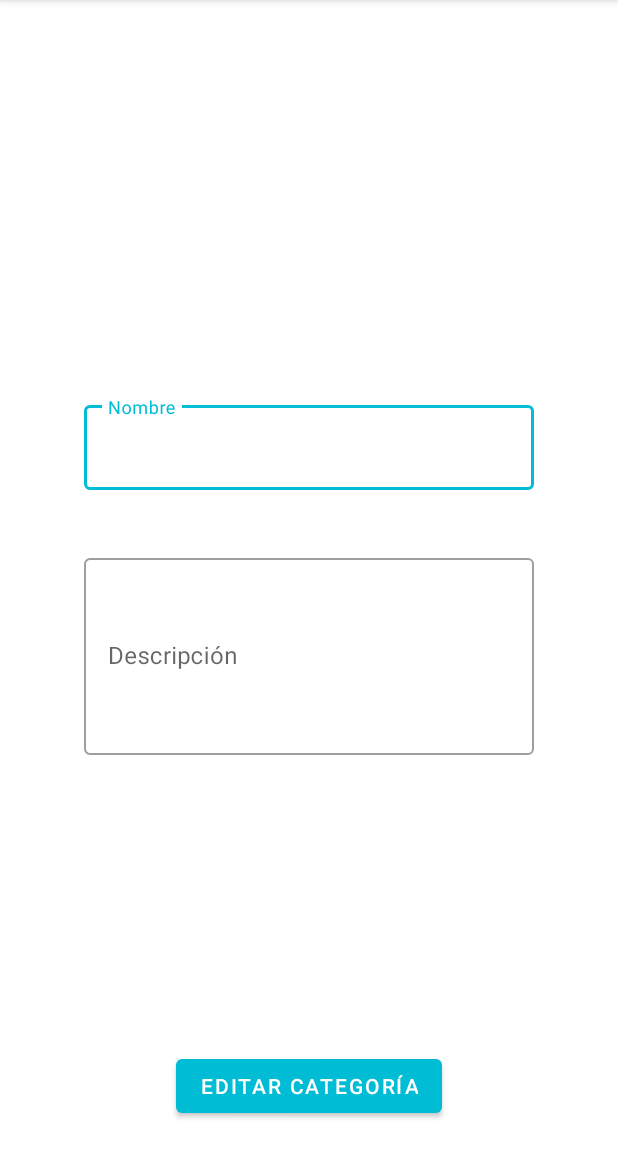
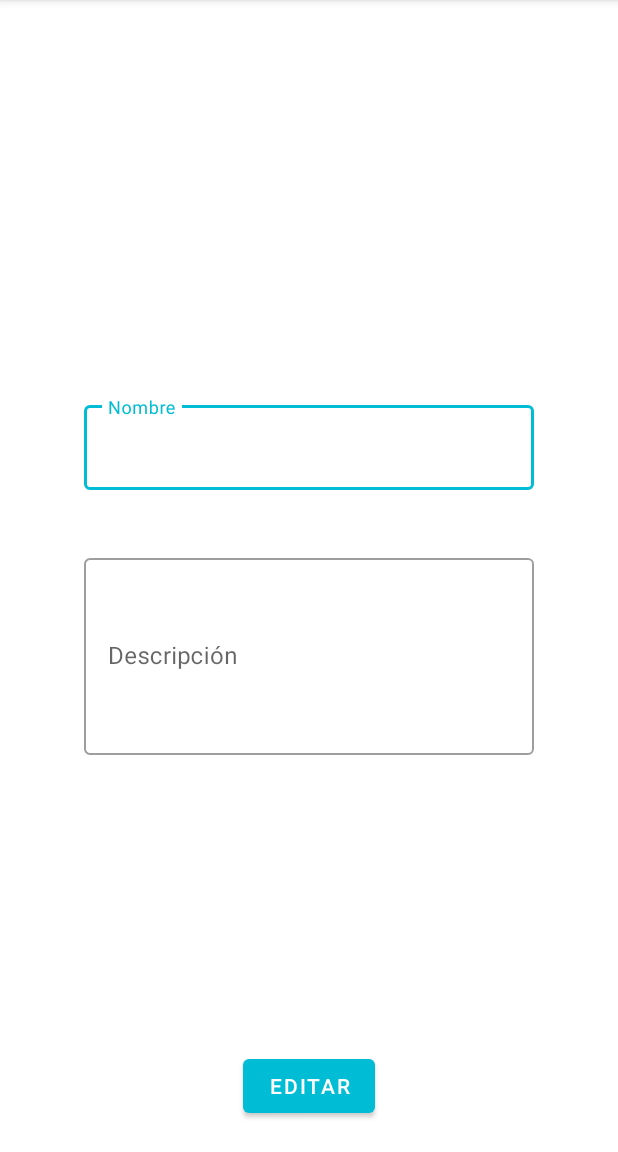
Before and after one commit to lucho0841/StorageApp, an Android app: the EditCategoryActivity screen opened directly, with no data from a screen before it, on a phone screen of 412 x 824 dp, the part 84-1236 px from its top. Run offline under Robolectric (Android 15) with nearby library versions, the phone set to English and light mode, and no system bars.

Commit message:
Failure refactoring

```diff
--- a/app/src/main/java/com/example/storageapp/controller/Dataholder.java
+++ b/app/src/main/java/com/example/storageapp/controller/Dataholder.java
@@ -6,7 +6,7 @@ import java.util.ArrayList;
 
 public class Dataholder {
 
-    public final ArrayList<CategoryModel> categories = new ArrayList<>();
+    public ArrayList<CategoryModel> categories = new ArrayList<>();
     private static Dataholder instance;
 
     private Dataholder() {}
--- a/app/src/main/java/com/example/storageapp/fragments/CategoriesFragment.java
+++ b/app/src/main/java/com/example/storageapp/fragments/CategoriesFragment.java
@@ -37,8 +37,6 @@ public class CategoriesFragment extends Fragment {
     @Override
     public void onCreate(Bundle savedInstanceState) {
         super.onCreate(savedInstanceState);
-
-        categories = Dataholder.getInstance().categories;
 
         if (getArguments() != null) {
             nombreCat =  getArguments().getString("nombreCategoria");
--- a/app/src/main/res/layout/activity_edit_category.xml
+++ b/app/src/main/res/layout/activity_edit_category.xml
@@ -64,14 +64,22 @@
 
         </LinearLayout>
 
-        <Button
-            android:id="@+id/btnEditarCategoria"
-            android:layout_width="wrap_content"
-            android:layout_height="wrap_content"
-            android:layout_weight="1"
-            android:layout_centerHorizontal="true"
-            android:text="Editar categoría"
-            android:layout_alignParentBottom="true"/>
+
+
+
+
+            <Button
+                android:id="@+id/btnEditarCategoria"
+                android:layout_width="wrap_content"
+                android:layout_height="wrap_content"
+                android:layout_alignParentBottom="true"
+                android:layout_centerHorizontal="true"
+                android:layout_weight="1"
+                android:text="Editar" />
+
+
+
+
 
     </RelativeLayout>
 
```
